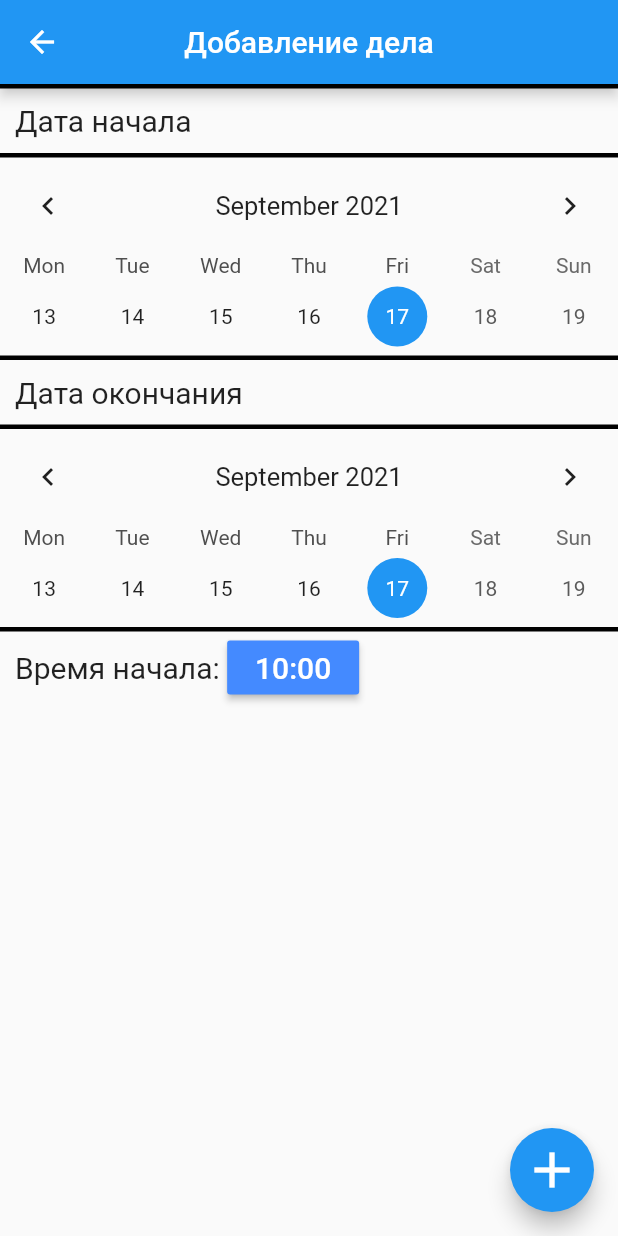
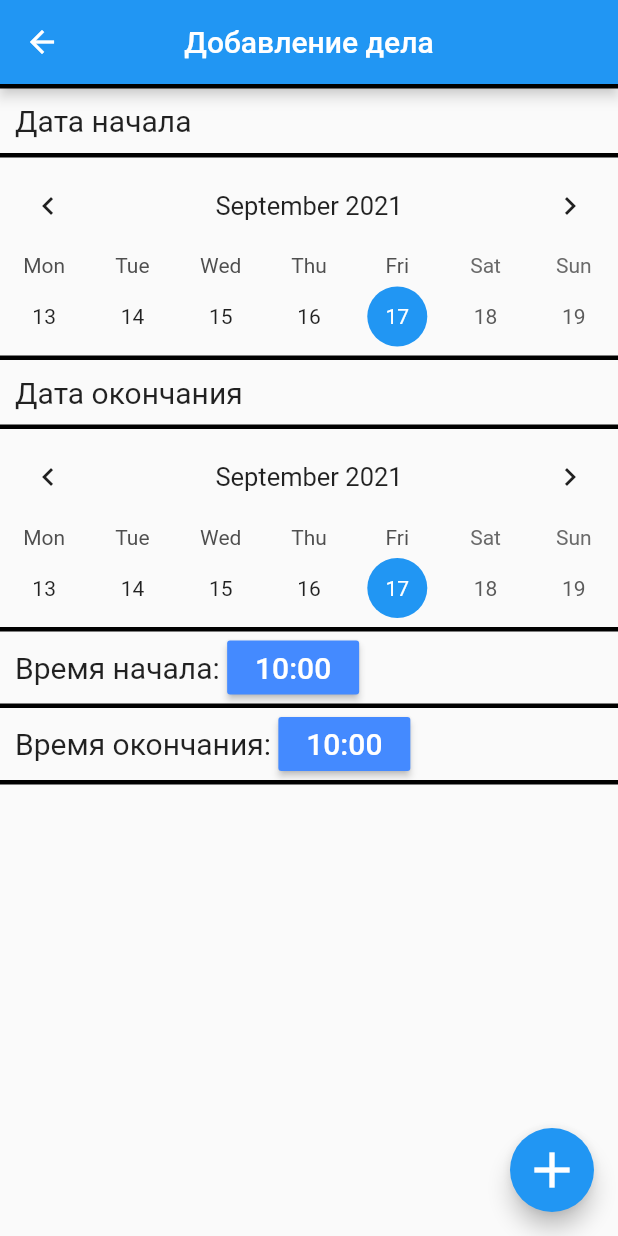
Before and after one commit to Likogeles/simbirsoft_test, a Flutter app: the newPage screen opened directly, on a phone screen of 412 x 824 dp. Run offline on Flutter 3.47's test engine with Material 2 defaults, Android fonts, the phone set to English and light mode, and no system bars; drawn by our look-alikes of table_calendar; our stand-ins replace flutter_datetime_picker.

Commit message:
TimeSelect added

```diff
--- a/lib/pages/new_page.dart
+++ b/lib/pages/new_page.dart
@@ -1,4 +1,5 @@
 import 'package:flutter/material.dart';
+import 'package:flutter_datetime_picker/flutter_datetime_picker.dart';
 import 'package:table_calendar/table_calendar.dart';
 
 class newPage extends StatefulWidget {
@@ -13,26 +14,8 @@ class _newPageState extends State<newPage> {
   DateTime focusedDay_1 = DateTime.now();
   DateTime selectedDay_2 = DateTime.now();
   DateTime focusedDay_2 = DateTime.now();
-  TimeOfDay selected_time = TimeOfDay.now();
-  TimeOfDay selected_time_1 = TimeOfDay.now();
-  TimeOfDay selected_time_2 = TimeOfDay.now();
-
-  Future<TimeOfDay> timeselect() async {
-    selected_time = (await showTimePicker(
-      cancelText: "Отмена",
-      confirmText: "Ок",
-      helpText: "Время начала",
-      builder: (BuildContext context, Widget? child) {
-        return MediaQuery(
-          data: MediaQuery.of(context).copyWith(alwaysUse24HourFormat: true),
-          child: child!,
-        );
-      },
-      context: context,
-      initialTime: selected_time,
-    ))!;
-    return selected_time;
-  }
+  int selected_time_1 = TimeOfDay.now().hour;
+  int selected_time_2 = TimeOfDay.now().hour;
 
   @override
   Widget build(BuildContext context) {
@@ -139,6 +122,11 @@ class _newPageState extends State<newPage> {
             ),
           ),
           Container(
+            decoration: BoxDecoration(
+              border: Border(
+                bottom: BorderSide(width: 3),
+              ),
+            ),
             child: Padding(
               padding: EdgeInsets.symmetric(horizontal: 10),
               child: Row(
@@ -148,13 +136,57 @@ class _newPageState extends State<newPage> {
                     color: Colors.blueAccent,
                     textColor: Colors.white,
                     child: Text(
-                      selected_time_1.hour.toString() + ":00",
+                      selected_time_1.toString() + ":00",
                       style: TextStyle(fontSize: 20),
                     ),
                     onPressed: () {
-                      timeselect();
+                      DatePicker.showTimePicker(
+                        context,
+                        showSecondsColumn: false,
+                        locale: LocaleType.ru,
+                        onConfirm: (time) {
+                          setState(() {
+                            selected_time_1 = time.hour;
+                          });
+                        },
+                      );
                     },
-                  )
+                  ),
+                ],
+              ),
+            ),
+          ),
+          Container(
+            decoration: BoxDecoration(
+              border: Border(
+                bottom: BorderSide(width: 3),
+              ),
+            ),
+            child: Padding(
+              padding: EdgeInsets.symmetric(horizontal: 10),
+              child: Row(
+                children: [
+                  Text("Время окончания: ", style: TextStyle(fontSize: 20)),
+                  MaterialButton(
+                    color: Colors.blueAccent,
+                    textColor: Colors.white,
+                    child: Text(
+                      selected_time_2.toString() + ":00",
+                      style: TextStyle(fontSize: 20),
+                    ),
+                    onPressed: () {
+                      DatePicker.showTimePicker(
+                        context,
+                        showSecondsColumn: false,
+                        locale: LocaleType.ru,
+                        onConfirm: (time) {
+                          setState(() {
+                            selected_time_2 = time.hour;
+                          });
+                        },
+                      );
+                    },
+                  ),
                 ],
               ),
             ),
--- a/pubspec.yaml
+++ b/pubspec.yaml
@@ -28,6 +28,7 @@ dependencies:
   # Use with the CupertinoIcons class for iOS style icons.
   cupertino_icons: ^1.0.2
   table_calendar: ^3.0.2
+  flutter_datetime_picker: ^1.5.1
 
 dev_dependencies:
   flutter_test:
```
Also changed, not shown: pubspec.lock.
